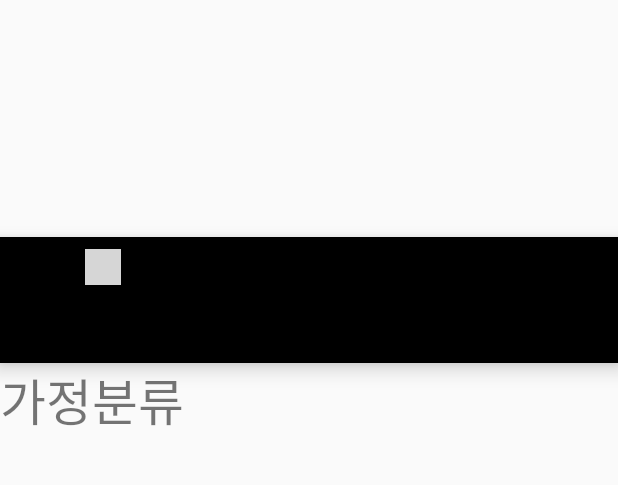
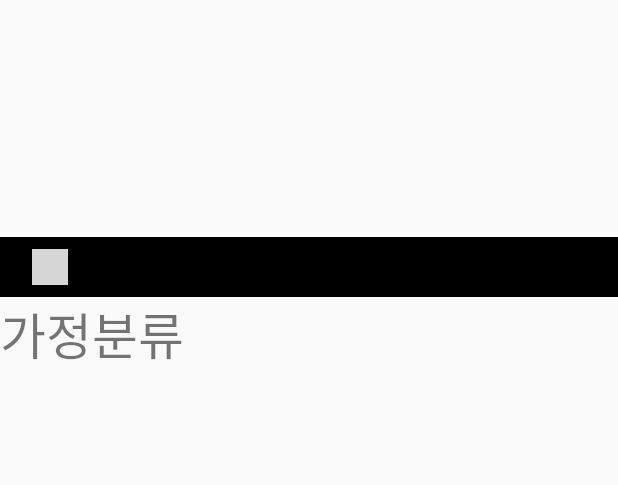
Before and after one commit to harry123492/Counselor, an Android app: the screen it shows after launch (MainActivity), item 2 of the bottom bar chosen, on a phone screen of 412 x 824 dp, the part 137-622 px from its top. Run offline under Robolectric (Android 15) with nearby library versions, the phone set to English and light mode, and no system bars; grey boxes are pictures that could not be loaded.

```diff
--- a/app/src/main/res/layout/activity_main.xml
+++ b/app/src/main/res/layout/activity_main.xml
@@ -14,11 +14,15 @@
         class="com.google.android.gms.maps.MapFragment"
         android:layout_width="match_parent"
         android:layout_height="193dp" />
+    <LinearLayout
+        android:layout_width="wrap_content"
+        android:layout_height="wrap_content"
+        android:orientation="horizontal">
 
         <com.google.android.material.bottomnavigation.BottomNavigationView
             android:id="@+id/bottommenu"
-        android:layout_width="match_parent"
-        android:layout_height="44dp"
+            android:layout_width="199dp"
+            android:layout_height="40dp"
             app:itemIconTint="#000000"
             app:itemTextColor="#000000"
             app:menu="@menu/menu_bar" />
@@ -26,10 +30,11 @@
         <com.google.android.material.bottomnavigation.BottomNavigationView
             android:id="@+id/bottommenu2"
             android:layout_width="match_parent"
-        android:layout_height="40dp"
+            android:layout_height="match_parent"
             app:itemIconTint="#000000"
             app:itemTextColor="#000000"
             app:menu="@menu/menu_bar2" />
+    </LinearLayout>
 
     <FrameLayout
         android:id="@+id/main_frame"
```
Also changed, not shown: app/src/main/java/com/example/counselor/MainActivity.java (+0 -10 lines). Lines whose indentation alone changed are shown as unchanged.
